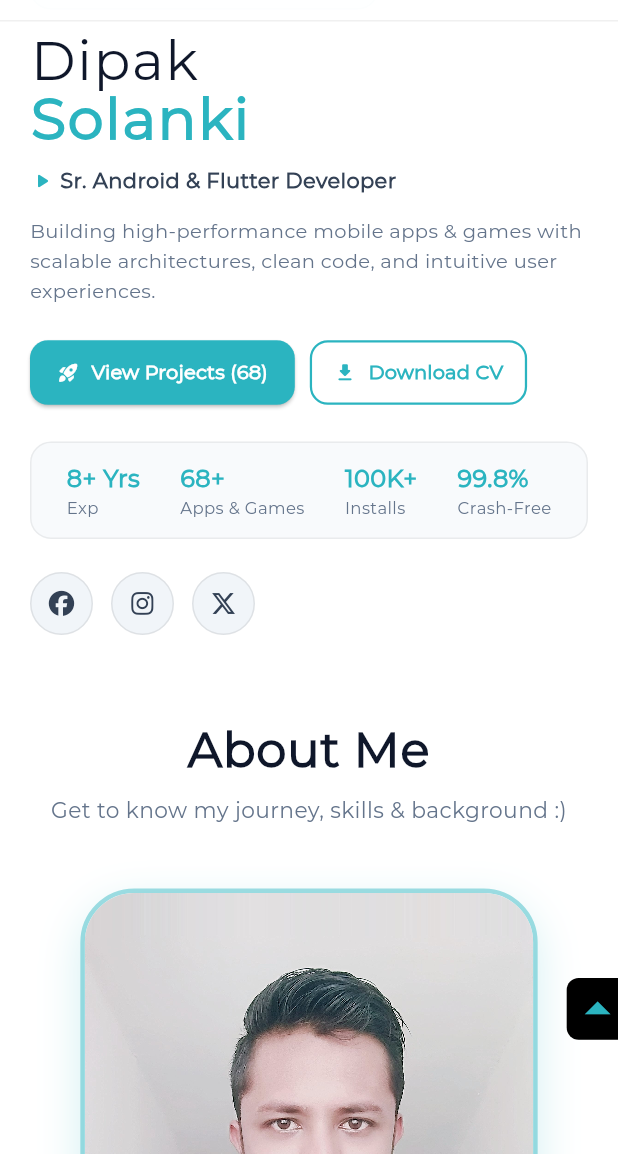
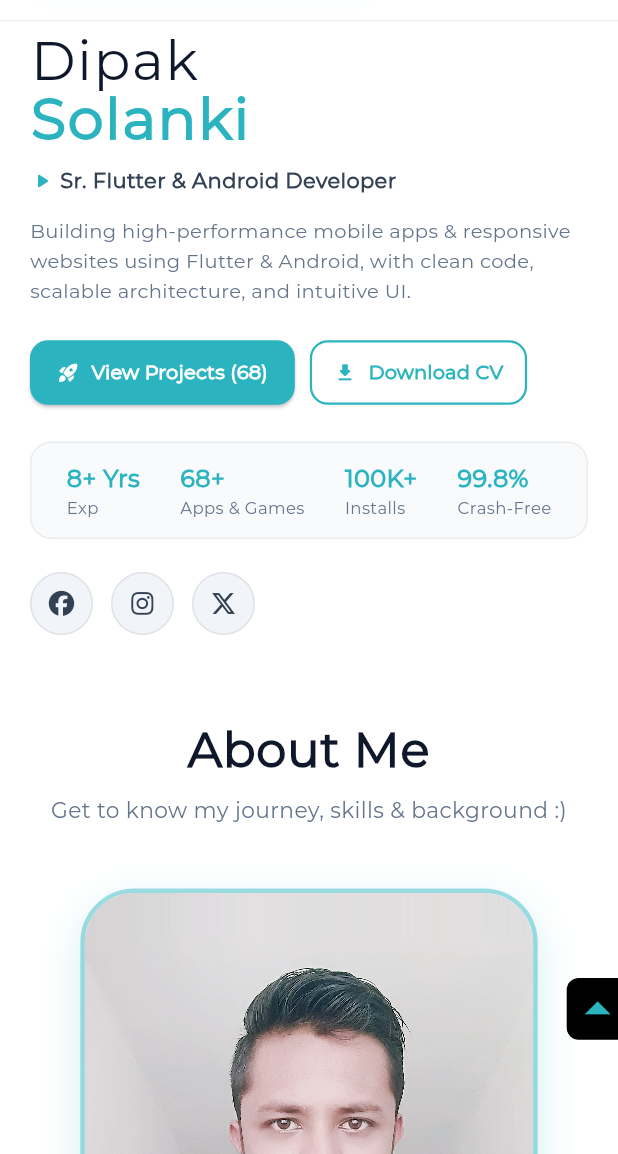
Before and after one commit to DipakSolanki548/dipak_new_latest_portfolio, a Flutter app: the screen it shows after launch, after a tap on the "arrow drop up" icon, on a phone screen of 412 x 824 dp, the part 82-1236 px from its top. Run offline on Flutter 3.47's test engine with Material 3 defaults, Android fonts, the phone set to English and light mode, and no system bars; drawn by our look-alikes of animated_text_kit; our stand-ins replace flip_card, font_awesome_flutter, shared_preferences, url_strategy; missing offline and left inert: age_calculator.

Commit message:
feat: update animated typer designations, bio summary, and theme-adaptive service card icons

```diff
--- a/lib/sections/home/home_desktop.dart
+++ b/lib/sections/home/home_desktop.dart
@@ -175,7 +175,19 @@ class HomeDesktop extends StatelessWidget {
                     AnimatedTextKit(
                       animatedTexts: [
                         TyperAnimatedText(
-                          "Sr. Android & Flutter Developer",
+                          "Sr. Flutter & Android Developer",
+                          speed: const Duration(milliseconds: 60),
+                          textStyle: TextStyle(
+                            fontFamily: 'Montserrat',
+                            fontSize: 18,
+                            fontWeight: FontWeight.w600,
+                            color: isDark
+                                ? Colors.white70
+                                : const Color(0xff334155),
+                          ),
+                        ),
+                        TyperAnimatedText(
+                          "Cross-Platform Mobile Apps & Flutter Web",
                           speed: const Duration(milliseconds: 60),
                           textStyle: TextStyle(
                             fontFamily: 'Montserrat',
@@ -199,7 +211,7 @@ class HomeDesktop extends StatelessWidget {
                           ),
                         ),
                         TyperAnimatedText(
-                          "Cross-Platform Specialist (68+ Apps Built)",
+                          "Multi-Platform Specialist (Apps, Web & Games)",
                           speed: const Duration(milliseconds: 60),
                           textStyle: TextStyle(
                             fontFamily: 'Montserrat',
@@ -220,7 +232,7 @@ class HomeDesktop extends StatelessWidget {
 
                 // Short bio summary
                 Text(
-                  "Building high-performance, responsive Android & Flutter applications with scalable architectures, clean code, and intuitive user experiences.",
+                  "Building high-performance mobile apps & responsive websites using Flutter & Android, with clean code, scalable architecture, and intuitive UI.",
                   style: TextStyle(
                     fontFamily: 'Montserrat',
                     fontSize: 14.5,
--- a/lib/sections/home/home_mobile.dart
+++ b/lib/sections/home/home_mobile.dart
@@ -125,7 +125,7 @@ class HomeMobile extends StatelessWidget {
                 child: AnimatedTextKit(
                   animatedTexts: [
                     TyperAnimatedText(
-                      "Sr. Android & Flutter Developer",
+                      "Sr. Flutter & Android Developer",
                       speed: const Duration(milliseconds: 60),
                       textStyle: TextStyle(
                         fontFamily: 'Montserrat',
@@ -135,7 +135,27 @@ class HomeMobile extends StatelessWidget {
                       ),
                     ),
                     TyperAnimatedText(
-                      "Project Leader (68+ Apps Built)",
+                      "Cross-Platform Mobile Apps & Flutter Web",
+                      speed: const Duration(milliseconds: 60),
+                      textStyle: TextStyle(
+                        fontFamily: 'Montserrat',
+                        fontSize: 14,
+                        fontWeight: FontWeight.w600,
+                        color: isDark ? Colors.white70 : const Color(0xff334155),
+                      ),
+                    ),
+                    TyperAnimatedText(
+                      "Project Leader & Solutions Architect",
+                      speed: const Duration(milliseconds: 60),
+                      textStyle: TextStyle(
+                        fontFamily: 'Montserrat',
+                        fontSize: 14,
+                        fontWeight: FontWeight.w600,
+                        color: isDark ? Colors.white70 : const Color(0xff334155),
+                      ),
+                    ),
+                    TyperAnimatedText(
+                      "Multi-Platform Specialist (Apps, Web & Games)",
                       speed: const Duration(milliseconds: 60),
                       textStyle: TextStyle(
                         fontFamily: 'Montserrat',
@@ -155,7 +175,7 @@ class HomeMobile extends StatelessWidget {
 
           // Short bio
           Text(
-            "Building high-performance mobile apps & games with scalable architectures, clean code, and intuitive user experiences.",
+            "Building high-performance mobile apps & responsive websites using Flutter & Android, with clean code, scalable architecture, and intuitive UI.",
             style: TextStyle(
               fontFamily: 'Montserrat',
               fontSize: 13,
--- a/lib/sections/services/widgets/_services_card.dart
+++ b/lib/sections/services/widgets/_services_card.dart
@@ -93,6 +93,13 @@ class _ServiceCardState extends State<_ServiceCard> {
                   child: Image.asset(
                     widget.serviceIcon,
                     fit: BoxFit.contain,
+                    color: (widget.serviceIcon == StaticUtils.openSource ||
+                            widget.serviceIcon.contains('open.png') ||
+                            widget.serviceIcon == StaticUtils.appDev ||
+                            widget.serviceIcon.contains('app.png'))
+                        ? (isDark ? Colors.white : Colors.black)
+                        : null,
+                    colorBlendMode: BlendMode.srcIn,
                     errorBuilder: (c, e, s) => Icon(
                       Icons.apps_rounded,
                       size: 28,
--- a/lib/text/textfile.dart
+++ b/lib/text/textfile.dart
@@ -1,4 +1,4 @@
-String designation = " Sr. Android & Flutter Developer";
+String designation = " Sr. Flutter & Android Developer";
 String lblDipak = 'Dipak';
 String lblSolanki = 'Solanki';
 String myName = 'Dipak Solanki';
```
Also changed, not shown: lib/sections/home/home_tab.dart (+38 -2 lines).
